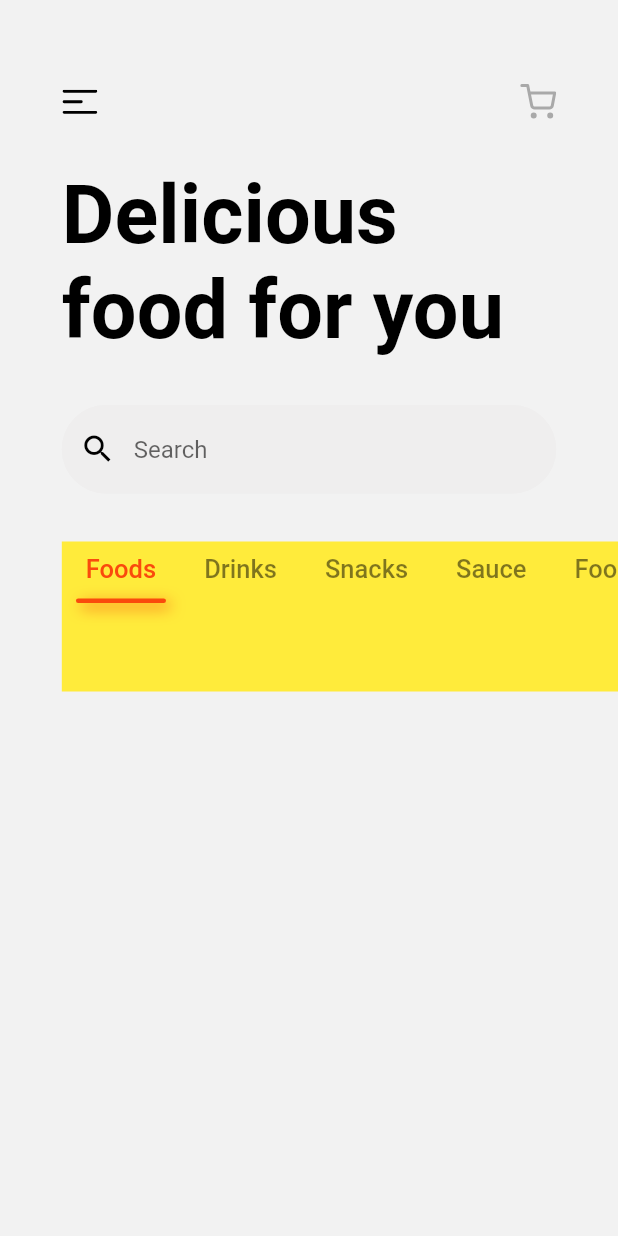
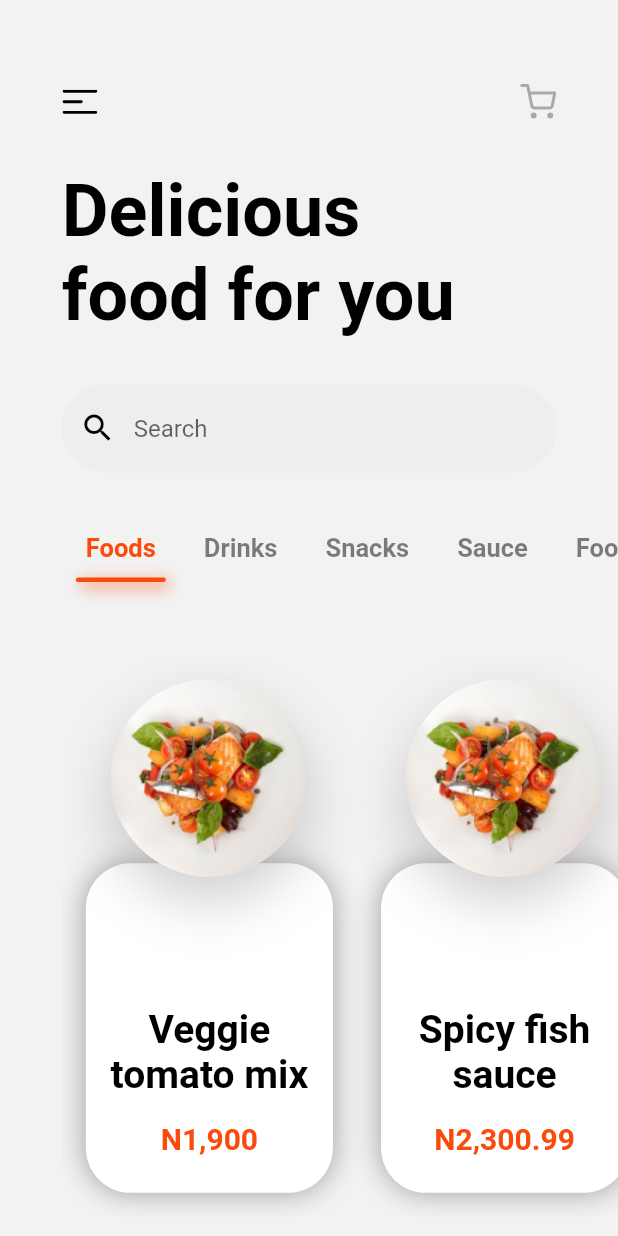
Before and after one commit to miladkhalighi/food_delivery, a Flutter app: the screen it shows after launch, after a tap on "Get started", on a phone screen of 412 x 824 dp. Run offline on Flutter 3.47's test engine with Material 2 defaults, Android fonts, the phone set to English and light mode, and no system bars; our stand-ins replace flutter_svg; Roboto replaces fonts that are missing (SF).

Commit message:
complete foodItem widget and add Item model

```diff
--- a/lib/main.dart
+++ b/lib/main.dart
@@ -30,14 +30,15 @@ class MyApp extends StatelessWidget {
           ),
           headline2: TextStyle(
             fontFamily: 'SF',
-            fontSize: 54,
+            fontSize: 48,
             fontWeight: FontWeight.bold,
             color: Colors.black
           ),
           bodyText1: TextStyle(
             fontFamily: 'SF',
             fontSize: 17,
-            color: Colors.black
+            color: Colors.black,
+            fontWeight: FontWeight.bold
           ),
           bodyText2: TextStyle(
             fontFamily: 'SF',
--- /dev/null
+++ b/lib/models/item.dart
@@ -0,0 +1,19 @@
+
+class Item{
+
+  String img;
+  String name;
+  String price;
+
+  Item({required this.img,required this.name, required this.price});
+
+}
+
+  List<Item> itemsList = [
+    Item(img: 'assets/images/food-img1.png', name: 'Veggie \ntomato mix', price: 'N1,900'),
+    Item(img: 'assets/images/food-img1.png', name: 'Spicy fish \nsauce', price: 'N2,300.99'),
+    Item(img: 'assets/images/food-img1.png', name: 'Egg and \ncucmber...', price: 'N1,900'),
+    Item(img: 'assets/images/food-img1.png', name: 'Fried \nchicken m.', price: 'N1,900'),
+    Item(img: 'assets/images/food-img1.png', name: 'Moi-moi and ekpa.', price: 'N1,900'),
+    Item(img: 'assets/images/food-img1.png', name: 'Fishwith mix orange....', price: 'N1,900'),
+  ];
--- /dev/null
+++ b/lib/screens/home_screen/components/food_item.dart
@@ -0,0 +1,86 @@
+import 'package:flutter/material.dart';
+
+import '../../../constants/colors.dart';
+
+class FoodItem extends StatelessWidget {
+  final double width;
+  final String img;
+  final String name;
+  final String price;
+
+  const FoodItem({Key? key,this.width=150,
+    required this.img,
+    required this.name,
+    required this.price
+  }) : super(key: key);
+
+  @override
+  Widget build(BuildContext context) {
+    return SizedBox(
+      width: width,
+      height: width * 1.55,
+      child: Stack(
+        children: [
+          Positioned(
+            bottom: 0,
+            left: 0,
+            right: 0,
+            child: Container(
+              height: width * 2 / 1.5,
+              decoration: const BoxDecoration(
+                  color: Colors.white,
+                  borderRadius: BorderRadius.all(Radius.circular(30)),
+                  boxShadow: [
+                    BoxShadow(
+                        color: Colors.grey,
+                        offset: Offset(0, 0),
+                        blurRadius: 16
+                    )
+                  ]
+              ),
+              child: Column(
+                children: [
+                  const Spacer(),
+                  Text(
+                    name,
+                    style: Theme.of(context).textTheme.bodyText1?.copyWith(fontSize: 26),
+                    maxLines: 2,
+                    textAlign: TextAlign.center,
+                  ),
+                  SizedBox(height: width * 0.1,),
+                  Text(price,style: Theme.of(context).textTheme.bodyText1?.copyWith(fontSize: 20,color: SolidColors.primaryColor),),
+                  SizedBox(height: width * 0.15,)
+                ],
+              ),
+            ),
+          ),
+          //image
+          Positioned(
+              top: 0,
+              left: 0,
+              right: 0,
+              child: Container(
+                width: width - width * 0.2,
+                height: width - width * 0.2,
+                decoration: BoxDecoration(
+                    shape: BoxShape.circle,
+                    image: DecorationImage(
+                        image: AssetImage(img),
+                        fit: BoxFit.contain
+                    ),
+                    boxShadow: [
+                      BoxShadow(
+                          color: Colors.grey.withOpacity(0.5),
+                          blurRadius: 32,
+                          offset: const Offset(0, 16)
+                      )
+                    ]
+                ),
+
+              )
+          )
+        ],
+      ),
+    );
+  }
+}
--- a/lib/screens/home_screen/home_screen.dart
+++ b/lib/screens/home_screen/home_screen.dart
@@ -1,10 +1,13 @@
 
+import 'package:flutter/cupertino.dart';
 import 'package:flutter/material.dart';
 import 'package:flutter_svg/flutter_svg.dart';
 import 'package:food_delivery/constants/colors.dart';
 import 'package:food_delivery/models/category.dart';
+import 'package:food_delivery/models/item.dart';
 
-import '../get_start_screen/components/category_item.dart';
+import 'components/category_item.dart';
+import 'components/food_item.dart';
 
 class HomeScreen extends StatefulWidget {
   const HomeScreen({Key? key}) : super(key: key);
@@ -26,7 +29,8 @@ class _HomeScreenState extends State<HomeScreen> {
     return Scaffold(
       backgroundColor: SolidColors.backgroundScreens,
       appBar: AppBar(),
-      body: Column(
+      body: SingleChildScrollView(
+        child: Column(
           crossAxisAlignment: CrossAxisAlignment.start,
           children: [
             buildAppBar(bodyMargin),
@@ -41,9 +45,8 @@ class _HomeScreenState extends State<HomeScreen> {
             const SizedBox(height: 32,),
             Padding(
               padding: EdgeInsets.only(left: bodyMargin),
-            child: Container(
-              color: Colors.yellow,
-              height: 100,
+              child: SizedBox(
+                height: size.height * 0.07,
                 child: ListView.builder(
                   physics: const BouncingScrollPhysics(),
                   scrollDirection: Axis.horizontal,
@@ -62,9 +65,34 @@ class _HomeScreenState extends State<HomeScreen> {
                     );
                 }),
               ),
+            ),
+            const SizedBox(height: 32,),
+            Padding(
+              padding: EdgeInsets.only(left: bodyMargin),
+              child: SizedBox(
+                width: double.infinity,
+                height: size.height/2.2,
+                child: ListView.builder(
+                    physics: const BouncingScrollPhysics(),
+                    shrinkWrap: true,
+                    scrollDirection: Axis.horizontal,
+                    itemCount: itemsList.length,
+                    itemBuilder: (context,index)=>Padding(
+                      padding: const EdgeInsets.symmetric(horizontal: 16,vertical: 16),
+                      child: FoodItem(
+                      width: size.width/2.5,
+                        name: itemsList[index].name,
+                        price: itemsList[index].price,
+                        img: itemsList[index].img,
+                ),
                     )
+                ),
+              )
+            ),
+            const SizedBox(height: 32,),
 
           ],
+        ),
       ),
     );
   }
```
Also changed, not shown: assets/images/food-img1.png (added), lib/screens/home_screen/components/category_item.dart (renamed from lib/screens/get_start_screen/components/category_item.dart). Lines whose indentation alone changed are shown as unchanged.
